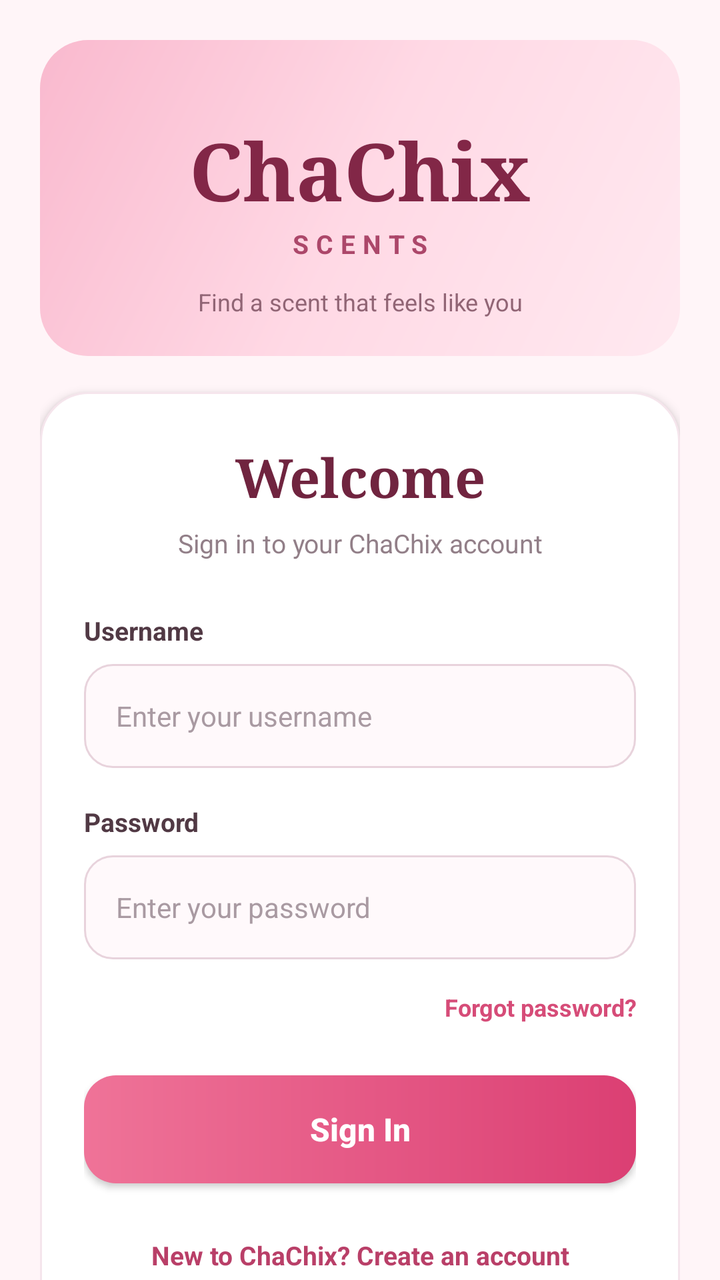
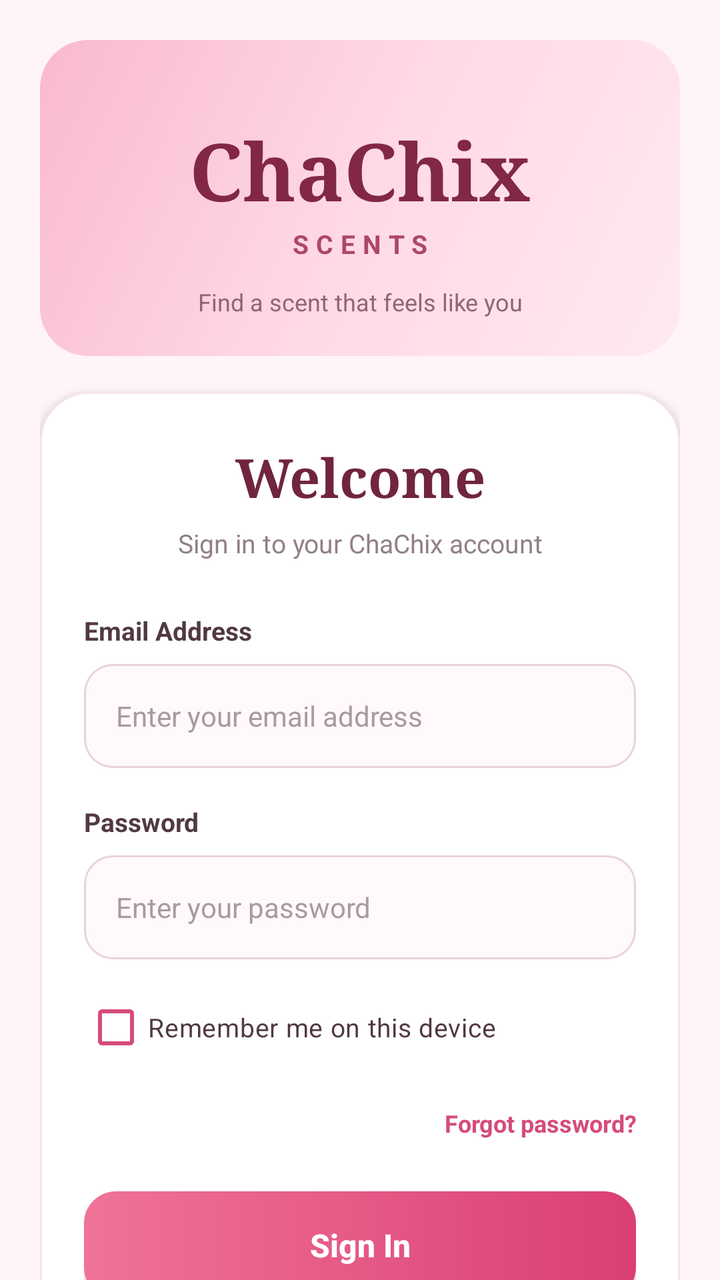

Before-and-after screenshots of an Android layout around one commit, followed by the original layout XML and the change that was made.
<!-- AndroidManifest.xml: application theme Theme.Chachix -->
<!-- res/layout/activity_main.xml -->
<RelativeLayout
    xmlns:android="http://schemas.android.com/apk/res/android"
    xmlns:app="http://schemas.android.com/apk/res-auto"
    xmlns:tools="http://schemas.android.com/tools"
    android:id="@+id/main"
    android:layout_width="match_parent"
    android:layout_height="match_parent"
    android:background="#FFF5F8"
    tools:context=".MainActivity">

    
    <ScrollView
        android:layout_width="match_parent"
        android:layout_height="match_parent"
        android:fillViewport="true"
        android:clipToPadding="false"
        android:scrollbars="none">

        <LinearLayout
            android:layout_width="match_parent"
            android:layout_height="wrap_content"
            android:gravity="center_vertical"
            android:orientation="vertical"
            android:paddingStart="20dp"
            android:paddingTop="20dp"
            android:paddingEnd="20dp"
            android:paddingBottom="32dp">

            
            <RelativeLayout
                android:id="@+id/brand_header"
                android:layout_width="match_parent"
                android:layout_height="158dp"
                android:background="@drawable/chachix_login_header"
                android:padding="16dp">

                <TextView
                    android:id="@+id/brand_name"
                    android:layout_width="match_parent"
                    android:layout_height="wrap_content"
                    android:layout_marginTop="22dp"
                    android:fontFamily="serif"
                    android:gravity="center"
                    android:text="ChaChix"
                    android:textColor="#822747"
                    android:textSize="40sp"
                    android:textStyle="bold" />

                <TextView
                    android:id="@+id/brand_subtitle"
                    android:layout_width="match_parent"
                    android:layout_height="wrap_content"
                    android:layout_below="@id/brand_name"
                    android:layout_marginTop="1dp"
                    android:gravity="center"
                    android:letterSpacing="0.28"
                    android:text="SCENTS"
                    android:textColor="#AC476A"
                    android:textSize="13sp"
                    android:textStyle="bold" />

                <TextView
                    android:layout_width="match_parent"
                    android:layout_height="wrap_content"
                    android:layout_below="@id/brand_subtitle"
                    android:layout_marginTop="12dp"
                    android:gravity="center"
                    android:text="Find a scent that feels like you"
                    android:textColor="#916575"
                    android:textSize="12sp" />

            </RelativeLayout>

            
            <RelativeLayout
                android:id="@+id/login_card"
                android:layout_width="match_parent"
                android:layout_height="wrap_content"
                android:layout_marginTop="18dp"
                android:background="@drawable/chachix_login_card"
                android:elevation="3dp"
                android:paddingStart="22dp"
                android:paddingTop="24dp"
                android:paddingEnd="22dp"
                android:paddingBottom="22dp">

                <LinearLayout
                    android:layout_width="match_parent"
                    android:layout_height="wrap_content"
                    android:orientation="vertical">

                    
                    <TextView
                        android:id="@+id/login_title"
                        android:layout_width="match_parent"
                        android:layout_height="wrap_content"
                        android:fontFamily="serif"
                        android:gravity="center"
                        android:text="Welcome"
                        android:textColor="#70243F"
                        android:textSize="27sp"
                        android:textStyle="bold" />

                    <TextView
                        android:layout_width="match_parent"
                        android:layout_height="wrap_content"
                        android:layout_marginTop="6dp"
                        android:gravity="center"
                        android:text="Sign in to your ChaChix account"
                        android:textColor="#927F88"
                        android:textSize="13sp" />

                    
                    <TextView
                        android:id="@+id/username_label"
                        android:layout_width="match_parent"
                        android:layout_height="wrap_content"
                        android:layout_marginTop="26dp"
                        android:labelFor="@id/username"
                        android:text="Username"
                        android:textColor="#513944"
                        android:textSize="13sp"
                        android:textStyle="bold" />

                    
                    <androidx.appcompat.widget.AppCompatEditText
                        android:id="@+id/username"
                        android:layout_width="match_parent"
                        android:layout_height="52dp"
                        android:layout_marginTop="8dp"
                        android:background="@drawable/chachix_login_input"
                        android:backgroundTint="@null"
                        android:autofillHints="username"
                        android:hint="Enter your username"
                        android:imeOptions="actionNext"
                        android:inputType="textNoSuggestions"
                        android:paddingStart="16dp"
                        android:paddingEnd="16dp"
                        android:singleLine="true"
                        android:textColor="#402934"
                        android:textColorHint="#A99AA2"
                        android:textSize="14sp" />

                    
                    <TextView
                        android:id="@+id/password_label"
                        android:layout_width="match_parent"
                        android:layout_height="wrap_content"
                        android:layout_marginTop="18dp"
                        android:labelFor="@id/password"
                        android:text="Password"
                        android:textColor="#513944"
                        android:textSize="13sp"
                        android:textStyle="bold" />

                    
                    <androidx.appcompat.widget.AppCompatEditText
                        android:id="@+id/password"
                        android:layout_width="match_parent"
                        android:layout_height="52dp"
                        android:layout_marginTop="8dp"
                        android:background="@drawable/chachix_login_input"
                        android:backgroundTint="@null"
                        android:autofillHints="password"
                        android:hint="Enter your password"
                        android:imeOptions="actionDone"
                        android:inputType="textPassword"
                        android:paddingStart="16dp"
                        android:paddingEnd="16dp"
                        android:singleLine="true"
                        android:textColor="#402934"
                        android:textColorHint="#A99AA2"
                        android:textSize="14sp" />

                    
                    <TextView
                        android:id="@+id/forgot_password"
                        android:layout_width="match_parent"
                        android:layout_height="48dp"
                        android:background="?attr/selectableItemBackground"
                        android:clickable="true"
                        android:focusable="true"
                        android:gravity="center_vertical|end"
                        android:text="Forgot password?"
                        android:textColor="#D64C78"
                        android:textSize="12sp"
                        android:textStyle="bold" />

                    
                    <androidx.appcompat.widget.AppCompatButton
                        android:id="@+id/login_button"
                        android:layout_width="match_parent"
                        android:layout_height="54dp"
                        android:layout_marginTop="10dp"
                        android:background="@drawable/chachix_login_primary"
                        android:backgroundTint="@null"
                        app:backgroundTint="@null"
                        android:minWidth="0dp"
                        android:minHeight="0dp"
                        android:padding="0dp"
                        android:text="Sign In"
                        android:textAllCaps="false"
                        android:textColor="#FFFFFF"
                        android:textSize="16sp"
                        android:textStyle="bold" />

                    
                    <TextView
                        android:id="@+id/create_account"
                        android:layout_width="match_parent"
                        android:layout_height="48dp"
                        android:layout_marginTop="12dp"
                        android:background="?attr/selectableItemBackground"
                        android:clickable="true"
                        android:focusable="true"
                        android:gravity="center"
                        android:text="New to ChaChix? Create an account"
                        android:textColor="#B93F68"
                        android:textSize="13sp"
                        android:textStyle="bold" />

                    
                    <LinearLayout
                        android:layout_width="match_parent"
                        android:layout_height="wrap_content"
                        android:layout_marginTop="10dp"
                        android:gravity="center_vertical"
                        android:orientation="horizontal">

                        <View
                            android:layout_width="0dp"
                            android:layout_height="1dp"
                            android:layout_weight="1"
                            android:background="#EBDDE4" />

                        <TextView
                            android:layout_width="wrap_content"
                            android:layout_height="wrap_content"
                            android:paddingStart="12dp"
                            android:paddingEnd="12dp"
                            android:text="Or continue with"
                            android:textColor="#9B8993"
                            android:textSize="11sp" />

                        <View
                            android:layout_width="0dp"
                            android:layout_height="1dp"
                            android:layout_weight="1"
                            android:background="#EBDDE4" />

                    </LinearLayout>

                    
                    <RelativeLayout
                        android:id="@+id/social_buttons"
                        android:layout_width="match_parent"
                        android:layout_height="52dp"
                        android:layout_marginTop="16dp">

                        <LinearLayout
                            android:layout_width="match_parent"
                            android:layout_height="match_parent"
                            android:orientation="horizontal">

                            
                            <androidx.appcompat.widget.AppCompatButton
                                android:id="@+id/facebook_button"
                                android:layout_width="0dp"
                                android:layout_height="match_parent"
                                android:layout_weight="1"
                                android:background="@drawable/chachix_login_social"
                                android:backgroundTint="@null"
                                app:backgroundTint="@null"
                                android:minWidth="0dp"
                                android:minHeight="0dp"
                                android:text="Facebook"
                                android:textAllCaps="false"
                                android:textColor="#5F4855"
                                android:textSize="13sp"
                                android:textStyle="bold"
                                android:contentDescription="Facebook sign-in" />

                            
                            <androidx.appcompat.widget.AppCompatButton
                                android:id="@+id/google_button"
                                android:layout_width="0dp"
                                android:layout_height="match_parent"
                                android:layout_marginStart="12dp"
                                android:layout_weight="1"
                                android:background="@drawable/chachix_login_social"
                                android:backgroundTint="@null"
                                app:backgroundTint="@null"
                                android:minWidth="0dp"
                                android:minHeight="0dp"
                                android:text="Google"
                                android:textAllCaps="false"
                                android:textColor="#5F4855"
                                android:textSize="13sp"
                                android:textStyle="bold"
                                android:contentDescription="Google sign-in" />

                        </LinearLayout>
                    </RelativeLayout>

                </LinearLayout>
            </RelativeLayout>

            
            <TextView
                android:layout_width="match_parent"
                android:layout_height="wrap_content"
                android:layout_marginTop="24dp"
                android:gravity="center"
                android:text="ChaChix Scents PH"
                android:textColor="#A88492"
                android:textSize="11sp" />

        </LinearLayout>
    </ScrollView>
</RelativeLayout>
<!-- resources referenced by this layout -->
<resources>
  <!-- drawable chachix_login_card (drawable) -->
  <shape xmlns:android="http://schemas.android.com/apk/res/android"
      android:shape="rectangle">
  
      <solid android:color="#FFFFFF" />
  
      <corners android:radius="24dp" />
  
      <stroke
          android:width="1dp"
          android:color="#F5E5EC" />
  
  </shape>
  <!-- drawable chachix_login_header (drawable) -->
  <shape xmlns:android="http://schemas.android.com/apk/res/android"
      android:shape="rectangle">
  
      <gradient
          android:angle="135"
          android:startColor="#FFE9F0"
          android:centerColor="#FFD9E5"
          android:endColor="#F9B9CE" />
  
      <corners android:radius="24dp" />
  
  </shape>
  <!-- drawable chachix_login_input (drawable) -->
  <shape xmlns:android="http://schemas.android.com/apk/res/android"
      android:shape="rectangle">
  
      <solid android:color="#FFF9FB" />
  
      <corners android:radius="14dp" />
  
      <stroke
          android:width="1dp"
          android:color="#E8D3DC" />
  
  </shape>
  <!-- drawable chachix_login_primary (drawable) -->
  <shape xmlns:android="http://schemas.android.com/apk/res/android"
      android:shape="rectangle">
  
      <gradient
          android:angle="0"
          android:startColor="#EF7398"
          android:endColor="#DB3F73" />
  
      <corners android:radius="16dp" />
  
  </shape>
  <!-- drawable chachix_login_social (drawable) -->
  <shape xmlns:android="http://schemas.android.com/apk/res/android"
      android:shape="rectangle">
  
      <solid android:color="#FFFFFF" />
  
      <corners android:radius="14dp" />
  
      <stroke
          android:width="1dp"
          android:color="#EDDCE4" />
  
  </shape>
  <style name="Theme.Chachix" parent="Base.Theme.Chachix" />
  <style name="Base.Theme.Chachix" parent="Theme.Material3.DayNight.NoActionBar">
          
          
      </style>
</resources>

<!-- the commit's change to res/layout/activity_main.xml (unified diff, before → after) -->
@@ -1,3 +1,4 @@
+<?xml version="1.0" encoding="utf-8"?>
 <RelativeLayout
     xmlns:android="http://schemas.android.com/apk/res/android"
     xmlns:app="http://schemas.android.com/apk/res-auto"
@@ -68,7 +69,6 @@
                     android:text="Find a scent that feels like you"
                     android:textColor="#916575"
                     android:textSize="12sp" />
-
             </RelativeLayout>
 
             
@@ -117,23 +117,24 @@
                         android:layout_height="wrap_content"
                         android:layout_marginTop="26dp"
                         android:labelFor="@id/username"
-                        android:text="Username"
+                        android:text="Email Address"
                         android:textColor="#513944"
                         android:textSize="13sp"
                         android:textStyle="bold" />
 
                     
-                    <androidx.appcompat.widget.AppCompatEditText
+                    <androidx.appcompat.widget.AppCompatAutoCompleteTextView
                         android:id="@+id/username"
                         android:layout_width="match_parent"
                         android:layout_height="52dp"
                         android:layout_marginTop="8dp"
                         android:background="@drawable/chachix_login_input"
                         android:backgroundTint="@null"
-                        android:autofillHints="username"
-                        android:hint="Enter your username"
+                        android:autofillHints="emailAddress"
+                        android:completionThreshold="1"
+                        android:hint="Enter your email address"
                         android:imeOptions="actionNext"
-                        android:inputType="textNoSuggestions"
+                        android:inputType="textEmailAddress"
                         android:paddingStart="16dp"
                         android:paddingEnd="16dp"
                         android:singleLine="true"
@@ -173,6 +174,19 @@
                         android:textSize="14sp" />
 
                     
+                    <CheckBox
+                        android:id="@+id/remember_account"
+                        android:layout_width="match_parent"
+                        android:layout_height="wrap_content"
+                        android:layout_marginTop="10dp"
+                        android:buttonTint="#D64C78"
+                        android:minHeight="48dp"
+                        android:checked="false"
+                        android:text="Remember me on this device"
+                        android:textColor="#513944"
+                        android:textSize="13sp" />
+
+                    
                     <TextView
                         android:id="@+id/forgot_password"
                         android:layout_width="match_parent"
@@ -247,7 +261,6 @@
                             android:layout_height="1dp"
                             android:layout_weight="1"
                             android:background="#EBDDE4" />
-
                     </LinearLayout>
 
                     
@@ -262,7 +275,6 @@
                             android:layout_height="match_parent"
                             android:orientation="horizontal">
 
-                            
                             <androidx.appcompat.widget.AppCompatButton
                                 android:id="@+id/facebook_button"
                                 android:layout_width="0dp"
@@ -280,7 +292,6 @@
                                 android:textStyle="bold"
                                 android:contentDescription="Facebook sign-in" />
 
-                            
                             <androidx.appcompat.widget.AppCompatButton
                                 android:id="@+id/google_button"
                                 android:layout_width="0dp"
@@ -298,10 +309,8 @@
                                 android:textSize="13sp"
                                 android:textStyle="bold"
                                 android:contentDescription="Google sign-in" />
-
                         </LinearLayout>
                     </RelativeLayout>
-
                 </LinearLayout>
             </RelativeLayout>
 
@@ -314,7 +323,6 @@
                 android:text="ChaChix Scents PH"
                 android:textColor="#A88492"
                 android:textSize="11sp" />
-
         </LinearLayout>
     </ScrollView>
 </RelativeLayout>
